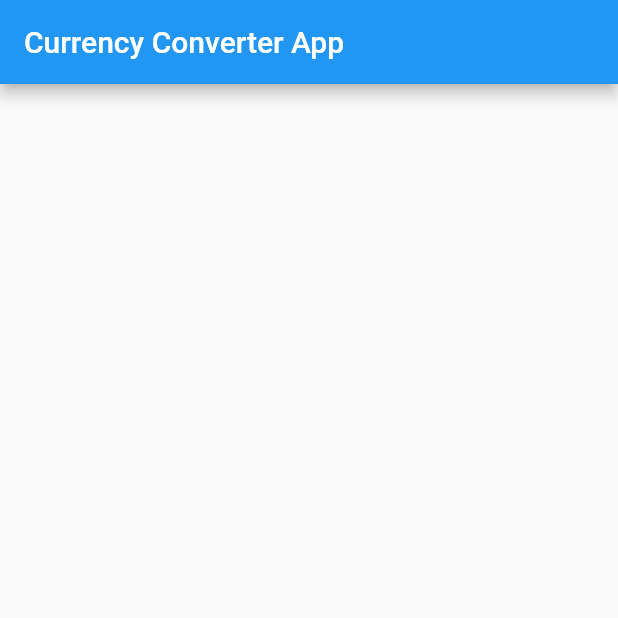
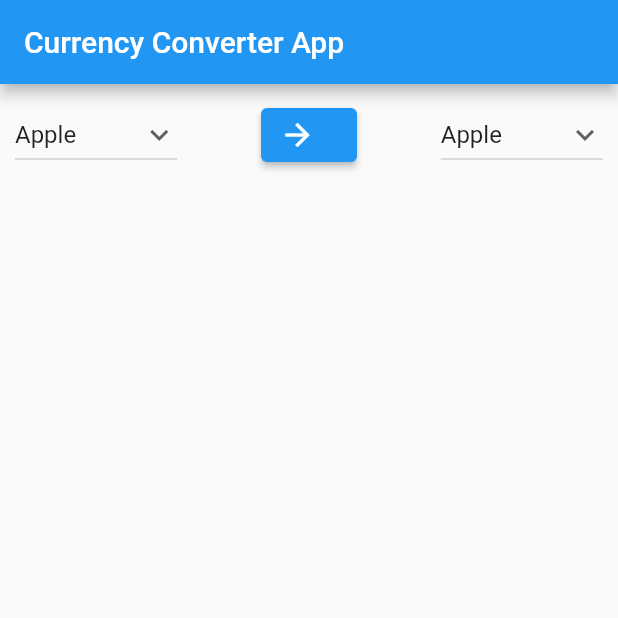
Before and after one commit to wtm-buea/Currency-converter-App, a Flutter app: the screen it shows after launch, on a phone screen of 412 x 824 dp, the top half of it. Run offline on Flutter 3.47's test engine with Material 2 defaults, Android fonts, the phone set to English and light mode, and no system bars.

Commit message:
Updated main.dart file containing row widget which displays two dropdown menus and a button

```diff
--- a/lib/main.dart
+++ b/lib/main.dart
@@ -1,4 +1,5 @@
 import 'package:flutter/material.dart';
+import 'dropdown.dart';
 
 void main() {
   runApp(MyApp());
@@ -26,6 +27,30 @@ class MyHomePage extends StatefulWidget {
 
 class _MyHomePageState extends State<MyHomePage> {
 
+String dropdownvalue = 'Apple'; String newValue = " ";
+  var items =  ['Apple','Banana','Grapes','Orange','watermelon','Pineapple'];
+
+
+DropdownButton<String> buildDropdownButton() {
+    return DropdownButton(
+              value: dropdownvalue,
+                icon: Icon(Icons.keyboard_arrow_down),
+                items:items.map((String items) {
+                     return DropdownMenuItem(
+                         value: items,
+                         child: Text(items)
+                     );
+                }
+                ).toList(),
+              onChanged: (newValue){
+                setState(() {
+                   newValue = dropdownvalue;
+                });
+              }
+            );
+}
+
+
   @override
   Widget build(BuildContext context) {
    return Scaffold(
@@ -33,7 +58,26 @@ class _MyHomePageState extends State<MyHomePage> {
          title: Text("Currency Converter App"),
       ),
       body: ListView(
+        children: [
 
+          Padding(
+            padding: const EdgeInsets.all(10.0),
+            child: Row(
+
+              mainAxisAlignment: MainAxisAlignment.spaceBetween,
+              children: [
+                buildDropdownButton(),
+                ElevatedButton.icon(
+            icon: Icon(Icons.arrow_forward),
+            label: Text(" "),
+              onPressed: () {
+   //some function
+               },),
+                buildDropdownButton()
+              ]
+            ),
+          )
+        ],
       ),
    );
   }
```
